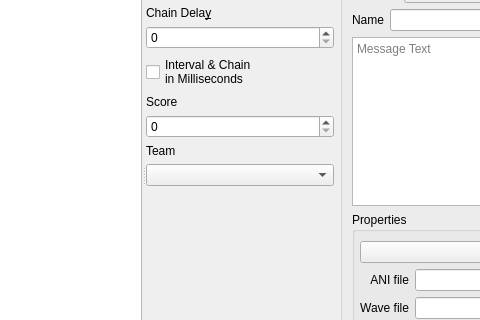
MjnMixael/fs2open.github.com, file qtfred/ui/MissionEventsDialog.ui: the form before one commit; both pictures show x 352 to 832 and y 290 to 610 of the 1176 by 930 pixel window.
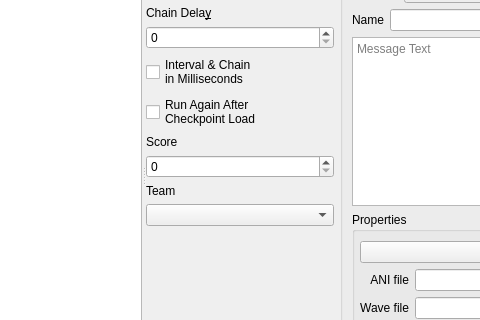
The form after the commit. Custom widgets are drawn as their Qt base class.

Commit message:
Add an event flag to run an event again after a checkpoint load
"run again after checkpoint load" (+Event Flags:, a checkbox in QtFRED's
event editor) makes a load leave the event, and its formula's SEXP
state, as the mission file sets them up, so it evaluates and fires
again. It is meant for setup events whose effect the checkpoint does not
keep, such as script state (BtA's set-message-alias). A mission that uses
it requires 26.1, like the rest of the checkpoint system.

```diff
--- a/qtfred/ui/MissionEventsDialog.ui
+++ b/qtfred/ui/MissionEventsDialog.ui
@@ -626,6 +626,17 @@
               </property>
              </widget>
             </item>
+            <item>
+             <widget class="QCheckBox" name="rerunAfterCheckpointCheckBox">
+              <property name="toolTip">
+               <string>When a checkpoint is loaded, this event is not restored: it starts over as the mission file sets it up and runs again. Meant for setup events whose effect the checkpoint does not keep, such as script state. Anything else the event does (messages, ships, sounds) happens again too.</string>
+              </property>
+              <property name="text">
+               <string>Run Again After
+Checkpoint Load</string>
+              </property>
+             </widget>
+            </item>
             <item>
              <widget class="QLabel" name="scoreLabel">
               <property name="text">
```
Left out of the diff: 1 changed line with no effect on the pictures. The commit also changes 8 other files.
